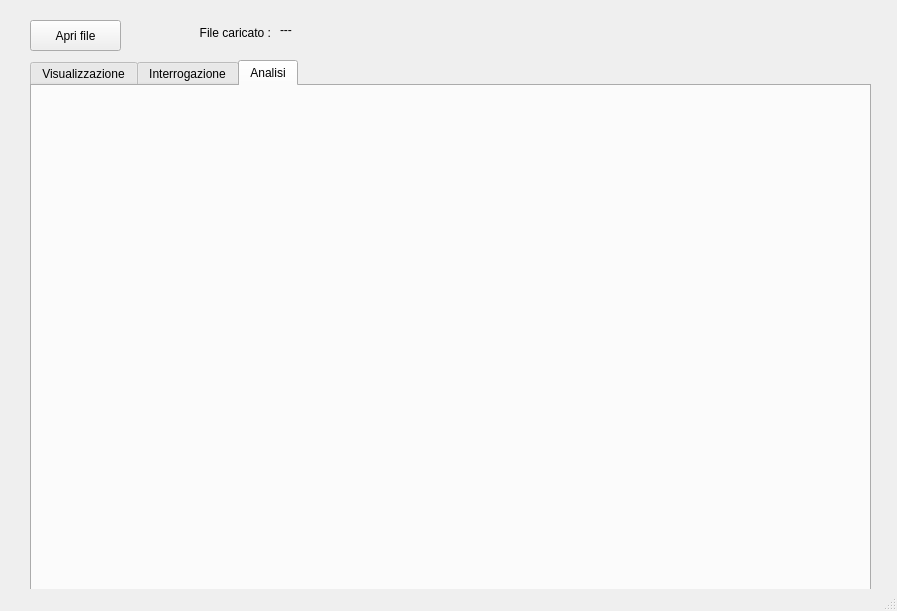
The window that consumiIdrici/mainwindow.ui (FedericoMartinese/ConsumiIdrici) describes before a commit, drawn with Qt 5.
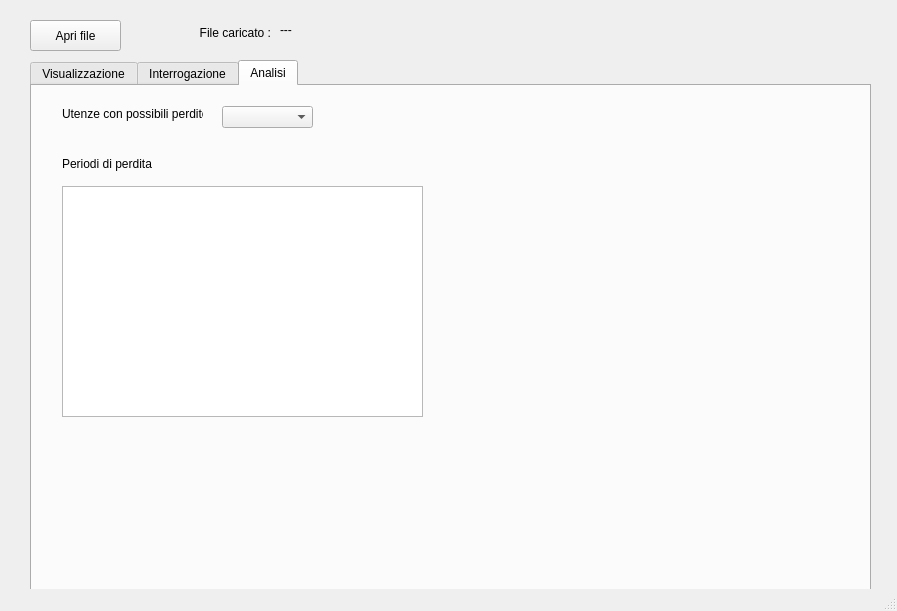
The same window after the commit. The open tabs and pages were chosen to show the change. Custom widgets are drawn as their Qt base class.

Commit message: Night leaks

```diff
--- a/consumiIdrici/mainwindow.ui
+++ b/consumiIdrici/mainwindow.ui
@@ -376,6 +376,58 @@
      <attribute name="title">
       <string>Analisi</string>
      </attribute>
+     <widget class="QLabel" name="label_12">
+      <property name="geometry">
+       <rect>
+        <x>30</x>
+        <y>20</y>
+        <width>141</width>
+        <height>16</height>
+       </rect>
+      </property>
+      <property name="text">
+       <string>Utenze con possibili perdite</string>
+      </property>
+     </widget>
+     <widget class="QComboBox" name="leaksClient">
+      <property name="geometry">
+       <rect>
+        <x>190</x>
+        <y>20</y>
+        <width>91</width>
+        <height>22</height>
+       </rect>
+      </property>
+     </widget>
+     <widget class="QLabel" name="label_13">
+      <property name="geometry">
+       <rect>
+        <x>30</x>
+        <y>70</y>
+        <width>141</width>
+        <height>16</height>
+       </rect>
+      </property>
+      <property name="text">
+       <string>Periodi di perdita</string>
+      </property>
+     </widget>
+     <widget class="QTableView" name="leaksTable">
+      <property name="geometry">
+       <rect>
+        <x>30</x>
+        <y>100</y>
+        <width>361</width>
+        <height>231</height>
+       </rect>
+      </property>
+      <property name="selectionMode">
+       <enum>QAbstractItemView::SingleSelection</enum>
+      </property>
+      <property name="selectionBehavior">
+       <enum>QAbstractItemView::SelectRows</enum>
+      </property>
+     </widget>
     </widget>
    </widget>
    <widget class="QLabel" name="label_10">
```
Left out of the diff: 2 changed lines with no effect on the pictures. The commit also changes 8 other files.
